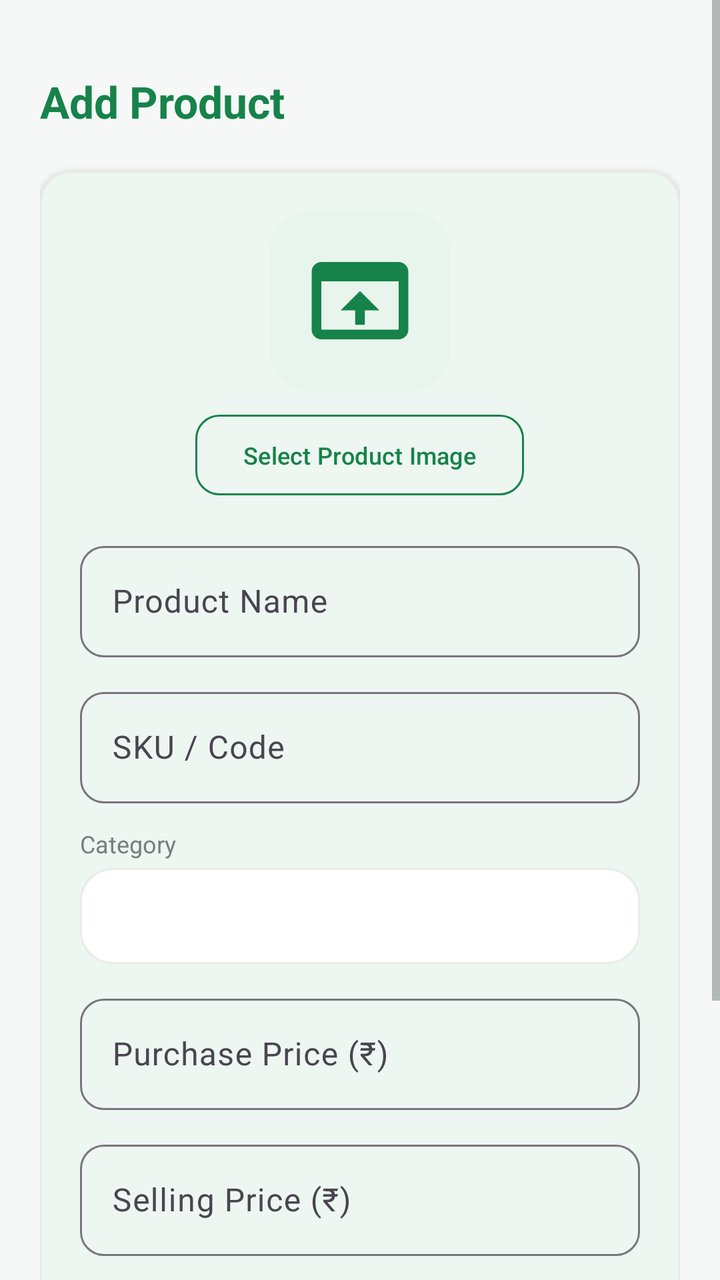
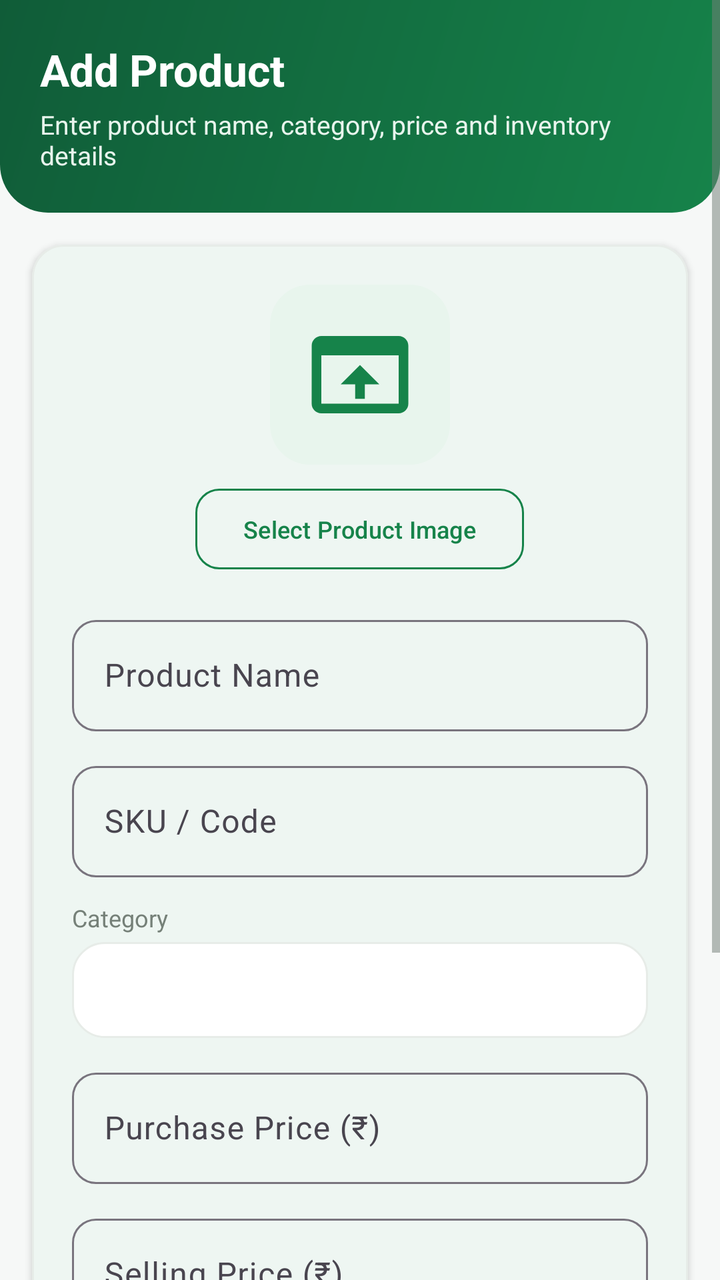

Two renders of the same Android screen: before a commit and after it. Below are the layout's source before the change and the commit's diff.
<!-- AndroidManifest.xml: application theme Theme.Radhe -->
<!-- res/layout/activity_add_product.xml -->
<?xml version="1.0" encoding="utf-8"?>
<ScrollView xmlns:android="http://schemas.android.com/apk/res/android"
    xmlns:app="http://schemas.android.com/apk/res-auto"
    android:layout_width="match_parent"
    android:layout_height="match_parent"
    android:background="@color/bg_light"
    android:fillViewport="true">

    <LinearLayout
        android:layout_width="match_parent"
        android:layout_height="wrap_content"
        android:orientation="vertical"
        android:padding="20dp">

        <TextView
            android:id="@+id/tvTitle"
            android:layout_width="wrap_content"
            android:layout_height="wrap_content"
            android:layout_marginTop="16dp"
            android:text="@string/add_product"
            android:textColor="@color/primary_green"
            android:textSize="22sp"
            android:textStyle="bold" />

        <com.google.android.material.card.MaterialCardView
            style="@style/Widget.SmartUdhar.Card"
            android:layout_width="match_parent"
            android:layout_height="wrap_content"
            android:layout_marginTop="20dp">

            <LinearLayout
                android:layout_width="match_parent"
                android:layout_height="wrap_content"
                android:orientation="vertical"
                android:padding="20dp">

                
                <LinearLayout
                    android:layout_width="match_parent"
                    android:layout_height="wrap_content"
                    android:gravity="center"
                    android:orientation="vertical"
                    android:layout_marginBottom="16dp">

                    <ImageView
                        android:id="@+id/ivProductPreview"
                        android:layout_width="90dp"
                        android:layout_height="90dp"
                        android:background="@drawable/bg_badge_green"
                        android:padding="16dp"
                        android:scaleType="centerCrop"
                        android:src="@drawable/ic_products"
                        app:tint="@color/primary_green"
                        android:contentDescription="@string/nav_products" />

                    <com.google.android.material.button.MaterialButton
                        android:id="@+id/btnSelectImage"
                        style="@style/Widget.SmartUdhar.Button.Secondary"
                        android:layout_width="wrap_content"
                        android:layout_height="wrap_content"
                        android:layout_marginTop="8dp"
                        android:text="Select Product Image"
                        android:textSize="12sp" />
                </LinearLayout>

                <com.google.android.material.textfield.TextInputLayout
                    style="@style/Widget.Material3.TextInputLayout.OutlinedBox"
                    android:layout_width="match_parent"
                    android:layout_height="wrap_content"
                    android:hint="@string/product_name"
                    app:boxCornerRadiusBottomEnd="12dp"
                    app:boxCornerRadiusBottomStart="12dp"
                    app:boxCornerRadiusTopEnd="12dp"
                    app:boxCornerRadiusTopStart="12dp">

                    <com.google.android.material.textfield.TextInputEditText
                        android:id="@+id/etName"
                        android:layout_width="match_parent"
                        android:layout_height="wrap_content"
                        android:inputType="text" />
                </com.google.android.material.textfield.TextInputLayout>

                <com.google.android.material.textfield.TextInputLayout
                    style="@style/Widget.Material3.TextInputLayout.OutlinedBox"
                    android:layout_width="match_parent"
                    android:layout_height="wrap_content"
                    android:layout_marginTop="12dp"
                    android:hint="@string/sku"
                    app:boxCornerRadiusBottomEnd="12dp"
                    app:boxCornerRadiusBottomStart="12dp"
                    app:boxCornerRadiusTopEnd="12dp"
                    app:boxCornerRadiusTopStart="12dp">

                    <com.google.android.material.textfield.TextInputEditText
                        android:id="@+id/etSku"
                        android:layout_width="match_parent"
                        android:layout_height="wrap_content"
                        android:inputType="text" />
                </com.google.android.material.textfield.TextInputLayout>

                <TextView
                    android:layout_width="wrap_content"
                    android:layout_height="wrap_content"
                    android:layout_marginTop="12dp"
                    android:text="@string/category"
                    android:textColor="@color/text_secondary"
                    android:textSize="12sp" />

                <Spinner
                    android:id="@+id/spinnerCategory"
                    android:layout_width="match_parent"
                    android:layout_height="48dp"
                    android:layout_marginTop="4dp"
                    android:background="@drawable/bg_card_rounded" />

                <com.google.android.material.textfield.TextInputLayout
                    style="@style/Widget.Material3.TextInputLayout.OutlinedBox"
                    android:layout_width="match_parent"
                    android:layout_height="wrap_content"
                    android:layout_marginTop="12dp"
                    android:hint="@string/purchase_price"
                    app:boxCornerRadiusBottomEnd="12dp"
                    app:boxCornerRadiusBottomStart="12dp"
                    app:boxCornerRadiusTopEnd="12dp"
                    app:boxCornerRadiusTopStart="12dp">

                    <com.google.android.material.textfield.TextInputEditText
                        android:id="@+id/etPurchasePrice"
                        android:layout_width="match_parent"
                        android:layout_height="wrap_content"
                        android:inputType="numberDecimal" />
                </com.google.android.material.textfield.TextInputLayout>

                <com.google.android.material.textfield.TextInputLayout
                    style="@style/Widget.Material3.TextInputLayout.OutlinedBox"
                    android:layout_width="match_parent"
                    android:layout_height="wrap_content"
                    android:layout_marginTop="12dp"
                    android:hint="@string/selling_price"
                    app:boxCornerRadiusBottomEnd="12dp"
                    app:boxCornerRadiusBottomStart="12dp"
                    app:boxCornerRadiusTopEnd="12dp"
                    app:boxCornerRadiusTopStart="12dp">

                    <com.google.android.material.textfield.TextInputEditText
                        android:id="@+id/etSellingPrice"
                        android:layout_width="match_parent"
                        android:layout_height="wrap_content"
                        android:inputType="numberDecimal" />
                </com.google.android.material.textfield.TextInputLayout>

                <com.google.android.material.textfield.TextInputLayout
                    style="@style/Widget.Material3.TextInputLayout.OutlinedBox"
                    android:layout_width="match_parent"
                    android:layout_height="wrap_content"
                    android:layout_marginTop="12dp"
                    android:hint="@string/stock_quantity"
                    app:boxCornerRadiusBottomEnd="12dp"
                    app:boxCornerRadiusBottomStart="12dp"
                    app:boxCornerRadiusTopEnd="12dp"
                    app:boxCornerRadiusTopStart="12dp">

                    <com.google.android.material.textfield.TextInputEditText
                        android:id="@+id/etStock"
                        android:layout_width="match_parent"
                        android:layout_height="wrap_content"
                        android:inputType="number"
                        android:text="50" />
                </com.google.android.material.textfield.TextInputLayout>

                <com.google.android.material.button.MaterialButton
                    android:id="@+id/btnSaveProduct"
                    style="@style/Widget.SmartUdhar.Button.Primary"
                    android:layout_width="match_parent"
                    android:layout_height="wrap_content"
                    android:layout_marginTop="24dp"
                    android:text="@string/save" />

                <com.google.android.material.button.MaterialButton
                    android:id="@+id/btnDeleteProduct"
                    style="@style/Widget.SmartUdhar.Button.Danger"
                    android:layout_width="match_parent"
                    android:layout_height="wrap_content"
                    android:layout_marginTop="12dp"
                    android:visibility="gone"
                    android:text="@string/delete" />
            </LinearLayout>
        </com.google.android.material.card.MaterialCardView>
    </LinearLayout>
</ScrollView>
<!-- resources referenced by this layout -->
<resources>
  <color name="bg_light">#F6F8F7</color>
  <color name="primary_green">#16834A</color>
  <color name="text_secondary">#758078</color>
  <!-- drawable bg_badge_green (drawable) -->
  <?xml version="1.0" encoding="utf-8"?>
  <shape xmlns:android="http://schemas.android.com/apk/res/android"
      android:shape="rectangle">
      <solid android:color="@color/light_green" />
      <corners android:radius="20dp" />
      <padding
          android:bottom="4dp"
          android:left="10dp"
          android:right="10dp"
          android:top="4dp" />
  </shape>
  <!-- drawable bg_card_rounded (drawable) -->
  <?xml version="1.0" encoding="utf-8"?>
  <shape xmlns:android="http://schemas.android.com/apk/res/android"
      android:shape="rectangle">
      <solid android:color="@color/card_bg" />
      <corners android:radius="16dp" />
      <stroke
          android:width="1dp"
          android:color="@color/border_color" />
  </shape>
  <!-- drawable ic_products (drawable) -->
  <vector xmlns:android="http://schemas.android.com/apk/res/android"
      android:width="24dp"
      android:height="24dp"
      android:viewportWidth="24"
      android:viewportHeight="24">
    <path
        android:fillColor="#FF000000"
        android:pathData="M20,4H4c-1.1,0 -1.99,0.9 -1.99,2L2,18c0,1.1 0.9,2 2,2h16c1.1,0 2,-0.9 2,-2V6c0,-1.1 -0.9,-2 -2,-2zM20,18H4V8h16v10zM12,10l-4,4h3v3h2v-3h3l-4,-4z"/>
  </vector>
  <string name="add_product">Add Product</string>
  <string name="category">Category</string>
  <string name="delete">Delete</string>
  <string name="nav_products">Products</string>
  <string name="product_name">Product Name</string>
  <string name="purchase_price">Purchase Price (₹)</string>
  <string name="save">Save</string>
  <string name="selling_price">Selling Price (₹)</string>
  <string name="sku">SKU / Code</string>
  <string name="stock_quantity">Stock Quantity</string>
  <style name="Widget.SmartUdhar.Button.Danger" parent="Widget.Material3.Button">
          <item name="backgroundTint">@color/danger_color</item>
          <item name="android:textColor">@color/white</item>
          <item name="cornerRadius">12dp</item>
          <item name="android:paddingTop">12dp</item>
          <item name="android:paddingBottom">12dp</item>
      </style>
  <style name="Widget.SmartUdhar.Button.Secondary" parent="Widget.Material3.Button.OutlinedButton">
          <item name="strokeColor">@color/primary_green</item>
          <item name="android:textColor">@color/primary_green</item>
          <item name="cornerRadius">12dp</item>
          <item name="android:paddingTop">12dp</item>
          <item name="android:paddingBottom">12dp</item>
          <item name="android:textSize">16sp</item>
      </style>
  <style name="Widget.SmartUdhar.Card" parent="Widget.Material3.CardView.Elevated">
          <item name="cardCornerRadius">16dp</item>
          <item name="cardElevation">2dp</item>
          <item name="cardBackgroundColor">@color/card_bg</item>
          <item name="strokeWidth">1dp</item>
          <item name="strokeColor">@color/border_color</item>
      </style>
  <style name="Theme.Radhe" parent="Base.Theme.Radhe" />
  <color name="light_green">#E8F5ED</color>
  <color name="card_bg">#FFFFFF</color>
  <color name="border_color">#E7ECE8</color>
  <color name="danger_color">#DC4545</color>
  <color name="white">#FFFFFFFF</color>
  <color name="dark_green">#105C38</color>
  <color name="text_primary">#17231D</color>
  <!-- unchanged entries left out for length: 2 -->
</resources>

<!-- the commit's change to res/layout/activity_add_product.xml (unified diff, before → after) -->
@@ -10,23 +10,42 @@
         android:layout_width="match_parent"
         android:layout_height="wrap_content"
         android:orientation="vertical"
-        android:padding="20dp">
-
-        <TextView
-            android:id="@+id/tvTitle"
-            android:layout_width="wrap_content"
+        android:paddingBottom="24dp">
+
+        
+        <LinearLayout
+            android:id="@+id/headerContainer"
+            android:layout_width="match_parent"
             android:layout_height="wrap_content"
-            android:layout_marginTop="16dp"
-            android:text="@string/add_product"
-            android:textColor="@color/primary_green"
-            android:textSize="22sp"
-            android:textStyle="bold" />
+            android:background="@drawable/bg_header_gradient"
+            android:orientation="vertical"
+            android:padding="20dp">
+
+            <TextView
+                android:id="@+id/tvTitle"
+                android:layout_width="wrap_content"
+                android:layout_height="wrap_content"
+                android:text="@string/add_product"
+                android:textColor="@color/white"
+                android:textSize="22sp"
+                android:textStyle="bold" />
+
+            <TextView
+                android:id="@+id/tvSubtitle"
+                android:layout_width="wrap_content"
+                android:layout_height="wrap_content"
+                android:layout_marginTop="4dp"
+                android:text="Enter product name, category, price and inventory details"
+                android:textColor="#E8F5ED"
+                android:textSize="13sp" />
+        </LinearLayout>
 
         <com.google.android.material.card.MaterialCardView
             style="@style/Widget.SmartUdhar.Card"
             android:layout_width="match_parent"
             android:layout_height="wrap_content"
-            android:layout_marginTop="20dp">
+            android:layout_marginHorizontal="16dp"
+            android:layout_marginTop="16dp">
 
             <LinearLayout
                 android:layout_width="match_parent"
<!-- resource entries referenced after the edit -->
@@ -24,6 +24,19 @@
       <stroke
           android:width="1dp"
           android:color="@color/border_color" />
+  </shape>
+  <!-- drawable bg_header_gradient (drawable) -->
+  <?xml version="1.0" encoding="utf-8"?>
+  <shape xmlns:android="http://schemas.android.com/apk/res/android"
+      android:shape="rectangle">
+      <gradient
+          android:angle="135"
+          android:endColor="@color/dark_green"
+          android:startColor="@color/primary_green"
+          android:type="linear" />
+      <corners
+          android:bottomLeftRadius="24dp"
+          android:bottomRightRadius="24dp" />
   </shape>
   <!-- drawable ic_products (drawable) -->
   <vector xmlns:android="http://schemas.android.com/apk/res/android"
